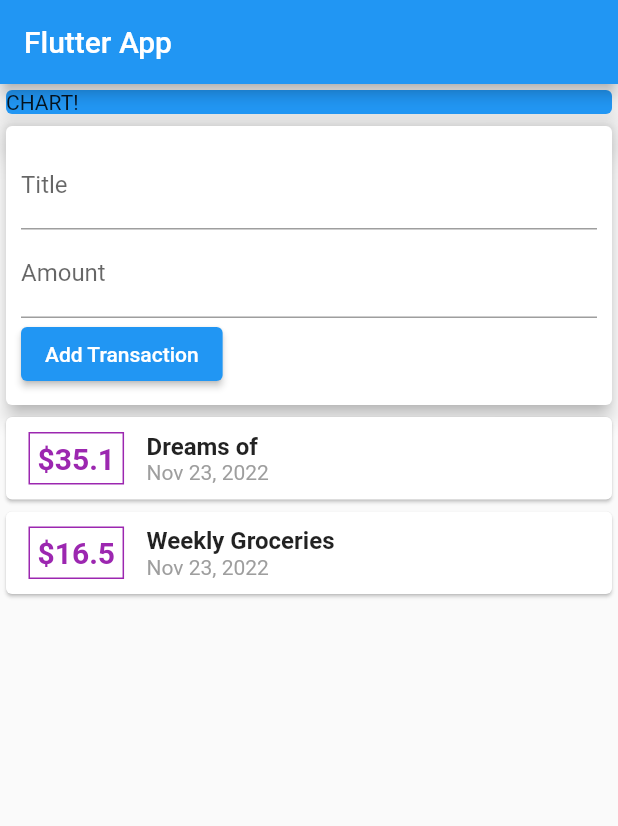
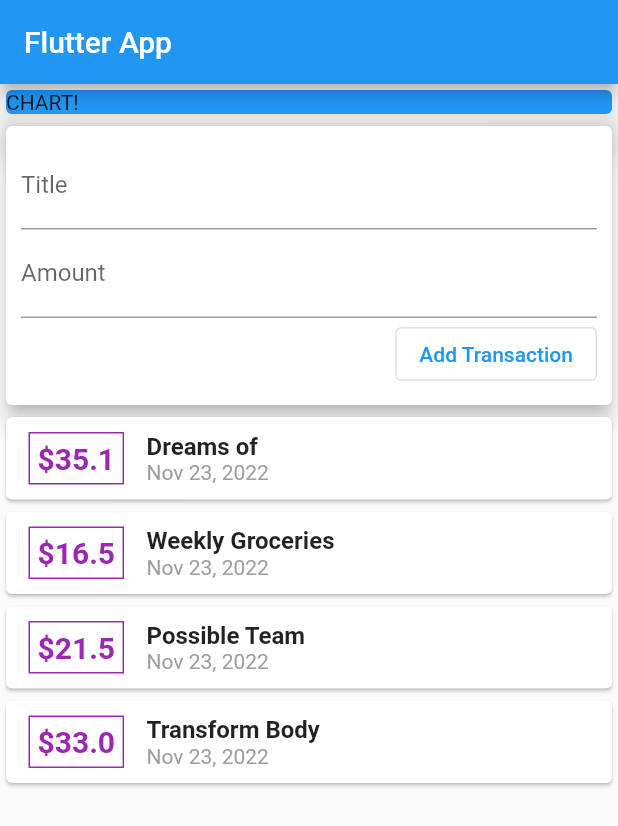
Before and after one commit to whatmmobd3/udemy-new2, a Flutter app: the screen it shows after launch, on a phone screen of 412 x 824 dp. Shown: the top 826 px of the screen. Run offline on Flutter 3.47's test engine with Material 2 defaults, Android fonts, the phone set to English and light mode, and no system bars.

Commit message:
list view

```diff
--- a/lib/widgets/new_transaction.dart
+++ b/lib/widgets/new_transaction.dart
@@ -15,7 +15,7 @@ class NewTransaction extends StatelessWidget {
       child: Container(
         padding: EdgeInsets.all(10),
         child: Column(
-          crossAxisAlignment: CrossAxisAlignment.start,
+          crossAxisAlignment: CrossAxisAlignment.end,
           children: [
             TextField(
               decoration: InputDecoration(labelText: 'Title'),
@@ -25,7 +25,7 @@ class NewTransaction extends StatelessWidget {
               decoration: InputDecoration(labelText: 'Amount'),
               controller: amountController,
             ),
-            ElevatedButton(
+            OutlinedButton(
                 onPressed: () {
                   addTransaction(titleController.text,
                       double.parse(amountController.text));
--- a/lib/widgets/transaction_list.dart
+++ b/lib/widgets/transaction_list.dart
@@ -5,14 +5,17 @@ import '../models/transaction.dart';
 
 class TransactionList extends StatelessWidget {
   final List<Transaction> transactions;
+
   TransactionList(this.transactions);
 
   @override
   Widget build(BuildContext context) {
-    return Column(
-      children: transactions.map((e) {
-        return Card(
-            child: Row(
+    return Container(
+        height: 400,
+        child: ListView.builder(
+          itemBuilder: (e, index) {
+            return Card(
+                child: Row(
               children: [
                 Container(
                   margin: EdgeInsets.symmetric(horizontal: 15, vertical: 10),
@@ -20,8 +23,8 @@ class TransactionList extends StatelessWidget {
                   decoration: BoxDecoration(
                       border: Border.all(color: Colors.purple, width: 1)),
                   child: Text(
-                    "\$${e.amount.toString()}",
-                    style: TextStyle(
+                    "\$${transactions[index].amount.toString()}",
+                    style: const TextStyle(
                         fontWeight: FontWeight.bold,
                         fontSize: 20,
                         color: Colors.purple),
@@ -31,21 +34,22 @@ class TransactionList extends StatelessWidget {
                   crossAxisAlignment: CrossAxisAlignment.start,
                   children: [
                     Text(
-                      e.title,
-                      style: TextStyle(
-                          fontSize: 16, fontWeight: FontWeight.bold),
+                      transactions[index].title,
+                      style:
+                          TextStyle(fontSize: 16, fontWeight: FontWeight.bold),
                     ),
                     Text(
                       // DateFormat('yyyy-MM-dd HH:mm:ss').format(e.date),
                       // DateFormat.yMMMEd().format(e.date),
-                      DateFormat.yMMMd().format(e.date),
+                      DateFormat.yMMMd().format(transactions[index].date),
                       style: TextStyle(color: Colors.grey),
                     )
                   ],
                 )
               ],
             ));
-      }).toList(),
-    );
+          },
+          itemCount: transactions.length,
+        ));
   }
 }
--- a/lib/widgets/user_transaction.dart
+++ b/lib/widgets/user_transaction.dart
@@ -4,6 +4,8 @@ import './new_transaction.dart';
 import './transaction_list.dart';
 
 class UserTransactions extends StatefulWidget {
+  const UserTransactions({super.key});
+
   @override
   State<UserTransactions> createState() => _UserTransactionsState();
 }
@@ -14,6 +16,10 @@ class _UserTransactionsState extends State<UserTransactions> {
         id: "1", title: "Dreams of", amount: 35.1, date: DateTime.now()),
     Transaction(
         id: "2", title: "Weekly Groceries", amount: 16.5, date: DateTime.now()),
+    Transaction(
+        id: "3", title: "Possible Team", amount: 21.5, date: DateTime.now()),
+    Transaction(
+        id: "4", title: "Transform Body", amount: 33, date: DateTime.now()),
   ];
 
   void _addNewTransaction(String title, double amount) {
```
